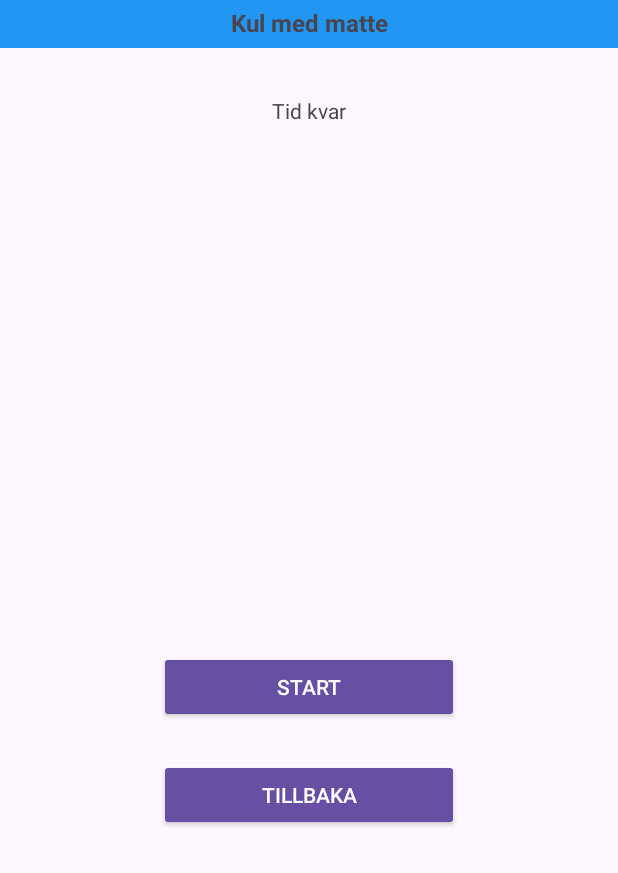
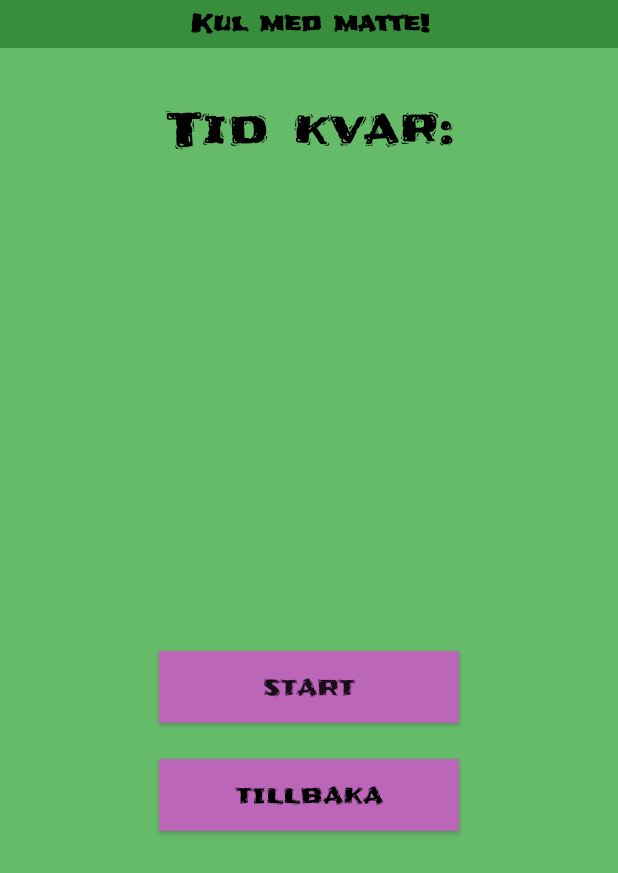
Before and after one commit to jonasbondesson84/ma23_kotlin_simpleMath, an Android app: the gameActivity screen opened directly, with no data from a screen before it, on a phone screen of 412 x 824 dp. Shown: the top 873 px of the screen. Run offline under Robolectric (Android 15) with nearby library versions, the phone set to English and light mode, and no system bars.

Commit message:
changed UI

```diff
--- a/app/src/main/java/com/example/simplemath/gameActivity.kt
+++ b/app/src/main/java/com/example/simplemath/gameActivity.kt
@@ -170,6 +170,7 @@ class gameActivity : AppCompatActivity() {
     fun stopGame() {
         btnStart.text = "Play again"
         hideAddGameElements()
+
         tvScore.visibility = View.VISIBLE
         tvScore.text = "Din poäng blev $numberOfCorrectAnswers!"
     }
@@ -177,6 +178,7 @@ class gameActivity : AppCompatActivity() {
     fun hideAddGameElements() {
         startLayout.visibility = View.VISIBLE
         gameElement.visibility = View.INVISIBLE
+        tvAnswer.visibility = View.INVISIBLE
 //        btnFirstAnswer.visibility = View.INVISIBLE
 //        btnSecondAnswer.visibility = View.INVISIBLE
 //        btnThirdAnswer.visibility = View.INVISIBLE
@@ -189,6 +191,7 @@ class gameActivity : AppCompatActivity() {
     fun showAllGameElements() {
         startLayout.visibility = View.INVISIBLE
         gameElement.visibility = View.VISIBLE
+
 //        btnFirstAnswer.visibility = View.VISIBLE
 //        btnSecondAnswer.visibility = View.VISIBLE
 //        btnThirdAnswer.visibility = View.VISIBLE
--- /dev/null
+++ b/app/src/main/res/drawable/baseline_settings_24.xml
@@ -0,0 +1,5 @@
+<vector android:height="24dp" android:tint="#000000"
+    android:viewportHeight="24" android:viewportWidth="24"
+    android:width="24dp" xmlns:android="http://schemas.android.com/apk/res/android">
+    <path android:fillColor="@android:color/white" android:pathData="M19.14,12.94c0.04,-0.3 0.06,-0.61 0.06,-0.94c0,-0.32 -0.02,-0.64 -0.07,-0.94l2.03,-1.58c0.18,-0.14 0.23,-0.41 0.12,-0.61l-1.92,-3.32c-0.12,-0.22 -0.37,-0.29 -0.59,-0.22l-2.39,0.96c-0.5,-0.38 -1.03,-0.7 -1.62,-0.94L14.4,2.81c-0.04,-0.24 -0.24,-0.41 -0.48,-0.41h-3.84c-0.24,0 -0.43,0.17 -0.47,0.41L9.25,5.35C8.66,5.59 8.12,5.92 7.63,6.29L5.24,5.33c-0.22,-0.08 -0.47,0 -0.59,0.22L2.74,8.87C2.62,9.08 2.66,9.34 2.86,9.48l2.03,1.58C4.84,11.36 4.8,11.69 4.8,12s0.02,0.64 0.07,0.94l-2.03,1.58c-0.18,0.14 -0.23,0.41 -0.12,0.61l1.92,3.32c0.12,0.22 0.37,0.29 0.59,0.22l2.39,-0.96c0.5,0.38 1.03,0.7 1.62,0.94l0.36,2.54c0.05,0.24 0.24,0.41 0.48,0.41h3.84c0.24,0 0.44,-0.17 0.47,-0.41l0.36,-2.54c0.59,-0.24 1.13,-0.56 1.62,-0.94l2.39,0.96c0.22,0.08 0.47,0 0.59,-0.22l1.92,-3.32c0.12,-0.22 0.07,-0.47 -0.12,-0.61L19.14,12.94zM12,15.6c-1.98,0 -3.6,-1.62 -3.6,-3.6s1.62,-3.6 3.6,-3.6s3.6,1.62 3.6,3.6S13.98,15.6 12,15.6z"/>
+</vector>
--- a/app/src/main/res/layout/activity_game.xml
+++ b/app/src/main/res/layout/activity_game.xml
@@ -4,6 +4,7 @@
     xmlns:tools="http://schemas.android.com/tools"
     android:layout_width="match_parent"
     android:layout_height="match_parent"
+    android:background="@color/primary_color"
     tools:context=".gameActivity">
 
 
@@ -11,23 +12,27 @@
         android:id="@+id/tvTop"
         android:layout_width="match_parent"
         android:layout_height="32dp"
-        android:background="#2196F3"
-        android:fontFamily="sans-serif"
+        android:background="@color/secondary_color"
+        android:fontFamily="@font/frijole"
         android:paddingTop="4dp"
-        android:text="Kul med matte"
+        android:text="Kul med matte!"
         android:textAlignment="center"
+        android:textColor="@color/black"
         android:textSize="16sp"
+        android:textStyle="bold"
         app:layout_constraintEnd_toEndOf="parent"
         app:layout_constraintStart_toStartOf="parent"
-        app:layout_constraintTop_toTopOf="parent"
-        android:textStyle="bold"/>
+        app:layout_constraintTop_toTopOf="parent" />
 
     <TextView
         android:id="@+id/tvTimer"
         android:layout_width="wrap_content"
         android:layout_height="wrap_content"
         android:layout_marginTop="32dp"
-        android:text="Tid kvar"
+        android:fontFamily="@font/frijole"
+        android:text="Tid kvar:"
+        android:textColor="@color/black"
+        android:textSize="32sp"
         app:layout_constraintEnd_toEndOf="parent"
         app:layout_constraintStart_toStartOf="parent"
         app:layout_constraintTop_toBottomOf="@+id/tvTop" />
@@ -48,7 +53,9 @@
             android:layout_height="wrap_content"
 
             android:layout_marginBottom="24dp"
+            android:background="@color/complementary_color"
             android:text="START"
+            android:fontFamily="@font/frijole"
             app:layout_constraintBottom_toTopOf="@+id/btnBack"
             app:layout_constraintEnd_toEndOf="parent"
             app:layout_constraintStart_toStartOf="parent" />
@@ -59,26 +66,35 @@
             android:layout_width="200dp"
             android:layout_height="wrap_content"
             android:layout_marginBottom="24dp"
+            android:background="@color/complementary_color"
+            android:fontFamily="@font/frijole"
             android:text="TILLBAKA"
+            android:textColor="@color/black"
             app:layout_constraintBottom_toBottomOf="parent"
             app:layout_constraintEnd_toEndOf="parent"
             app:layout_constraintStart_toStartOf="parent" />
 
         <TextView
             android:id="@+id/tvScore"
-            android:layout_width="wrap_content"
+            android:layout_width="match_parent"
             android:layout_height="wrap_content"
             android:layout_marginTop="32dp"
+            android:fontFamily="@font/frijole"
             android:text="TextView"
+            android:textAlignment="center"
+            android:textColor="@color/black"
+            android:textSize="24sp"
             app:layout_constraintEnd_toEndOf="parent"
             app:layout_constraintStart_toStartOf="parent"
             app:layout_constraintTop_toTopOf="parent" />
+
+
     </androidx.constraintlayout.widget.ConstraintLayout>
 
     <androidx.constraintlayout.widget.ConstraintLayout
         android:id="@+id/gameElements"
         android:layout_width="240dp"
-        android:layout_height="300dp"
+        android:layout_height="340dp"
         app:layout_constraintBottom_toBottomOf="parent"
         app:layout_constraintEnd_toEndOf="parent"
         app:layout_constraintStart_toStartOf="parent"
@@ -88,8 +104,10 @@
             android:id="@+id/tvNumber"
             android:layout_width="wrap_content"
             android:layout_height="64dp"
+            android:fontFamily="@font/frijole"
             android:text=" 1 + 2 ="
             android:textAlignment="center"
+            android:textColor="@color/black"
             android:textSize="50sp"
             app:layout_constraintEnd_toEndOf="parent"
             app:layout_constraintStart_toStartOf="parent"
@@ -98,47 +116,66 @@
         <Button
             android:id="@+id/btnFirst"
             style="@style/Widget.AppCompat.Button"
-            android:layout_width="64dp"
-            android:layout_height="64dp"
-            android:layout_marginTop="24dp"
+            android:layout_width="100dp"
+            android:layout_height="100dp"
+            android:layout_marginTop="12dp"
+            android:background="@color/secondary_color"
+            android:fontFamily="@font/frijole"
             android:text="1"
-            app:layout_constraintStart_toStartOf="@+id/tvNumber"
+            android:textColor="@color/black"
+            android:textSize="44sp"
+            app:layout_constraintStart_toStartOf="parent"
             app:layout_constraintTop_toBottomOf="@+id/tvNumber" />
 
         <Button
             android:id="@+id/btnSecond"
             style="@style/Widget.AppCompat.Button"
-            android:layout_width="64dp"
-            android:layout_height="64dp"
-            android:layout_marginTop="24dp"
+            android:layout_width="100dp"
+            android:layout_height="100dp"
+            android:background="@color/secondary_color"
+            android:fontFamily="@font/frijole"
             android:text="2"
-            app:layout_constraintEnd_toEndOf="@+id/tvNumber"
-            app:layout_constraintTop_toBottomOf="@+id/tvNumber" />
+            android:textColor="@color/black"
+            android:textSize="44sp"
+            app:layout_constraintEnd_toEndOf="parent"
+            app:layout_constraintTop_toTopOf="@+id/btnFirst" />
 
         <Button
             android:id="@+id/btnThird"
             style="@style/Widget.AppCompat.Button"
-            android:layout_width="64dp"
-            android:layout_height="64dp"
+            android:layout_width="100dp"
+            android:layout_height="100dp"
             android:layout_marginTop="24dp"
+            android:background="@color/secondary_color"
+            android:fontFamily="@font/frijole"
             android:text="3"
-            app:layout_constraintStart_toStartOf="@+id/btnFirst"
+            android:textColor="@color/black"
+            android:textSize="44sp"
+            app:layout_constraintStart_toStartOf="parent"
             app:layout_constraintTop_toBottomOf="@+id/btnFirst" />
 
         <Button
             android:id="@+id/btnFourth"
             style="@style/Widget.AppCompat.Button"
-            android:layout_width="64dp"
-            android:layout_height="64dp"
+            android:layout_width="100dp"
+            android:layout_height="100dp"
+            android:background="@color/secondary_color"
+            android:fontFamily="@font/frijole"
             android:text="4"
+            android:textColor="@color/black"
+            android:textSize="44sp"
             app:layout_constraintEnd_toEndOf="@+id/btnSecond"
             app:layout_constraintTop_toTopOf="@+id/btnThird" />
 
         <TextView
             android:id="@+id/tvCorrectAnswers"
-            android:layout_width="wrap_content"
+            android:layout_width="match_parent"
             android:layout_height="wrap_content"
+            android:fontFamily="@font/frijole"
             android:text="Antal rätt svar: "
+            android:textAlignment="center"
+            android:textColor="@color/black"
+            android:textSize="18sp"
             app:layout_constraintBottom_toBottomOf="parent"
             app:layout_constraintEnd_toEndOf="parent"
             app:layout_constraintStart_toStartOf="parent" />
@@ -149,7 +186,10 @@
         android:id="@+id/tvAnswer"
         android:layout_width="wrap_content"
         android:layout_height="wrap_content"
+        android:fontFamily="@font/frijole"
         android:text="TextView"
+        android:textColor="@color/black"
+        android:textSize="24sp"
         app:layout_constraintBottom_toTopOf="@+id/gameElements"
         app:layout_constraintEnd_toEndOf="parent"
         app:layout_constraintStart_toStartOf="parent"
--- a/app/src/main/res/values-night/themes.xml
+++ b/app/src/main/res/values-night/themes.xml
@@ -1,6 +1,6 @@
 <resources xmlns:tools="http://schemas.android.com/tools">
     <!-- Base application theme. -->
-    <style name="Base.Theme.SimpleMath" parent="Theme.Material3.DayNight.NoActionBar">
+    <style name="Base.Theme.SimpleMath" parent="Theme.AppCompat.DayNight.NoActionBar">
         <!-- Customize your dark theme here. -->
         <!-- <item name="colorPrimary">@color/my_dark_primary</item> -->
     </style>
--- a/app/src/main/res/values/colors.xml
+++ b/app/src/main/res/values/colors.xml
@@ -2,4 +2,8 @@
 <resources>
     <color name="black">#FF000000</color>
     <color name="white">#FFFFFFFF</color>
+    <color name="primary_color">#66BB69</color>
+    <color name="secondary_color">#388E3B</color>
+    <color name="complementary_color">#BB66B8</color>
+
 </resources>
--- a/app/src/main/res/values/themes.xml
+++ b/app/src/main/res/values/themes.xml
@@ -1,6 +1,6 @@
 <resources xmlns:tools="http://schemas.android.com/tools">
     <!-- Base application theme. -->
-    <style name="Base.Theme.SimpleMath" parent="Theme.Material3.DayNight.NoActionBar">
+    <style name="Base.Theme.SimpleMath" parent="Theme.AppCompat.DayNight.NoActionBar">
         <!-- Customize your light theme here. -->
         <!-- <item name="colorPrimary">@color/my_light_primary</item> -->
     </style>
```
Also changed, not shown: app/src/main/res/layout/activity_main.xml (+63 -38 lines), app/src/main/res/font/frijole.ttf (added).
